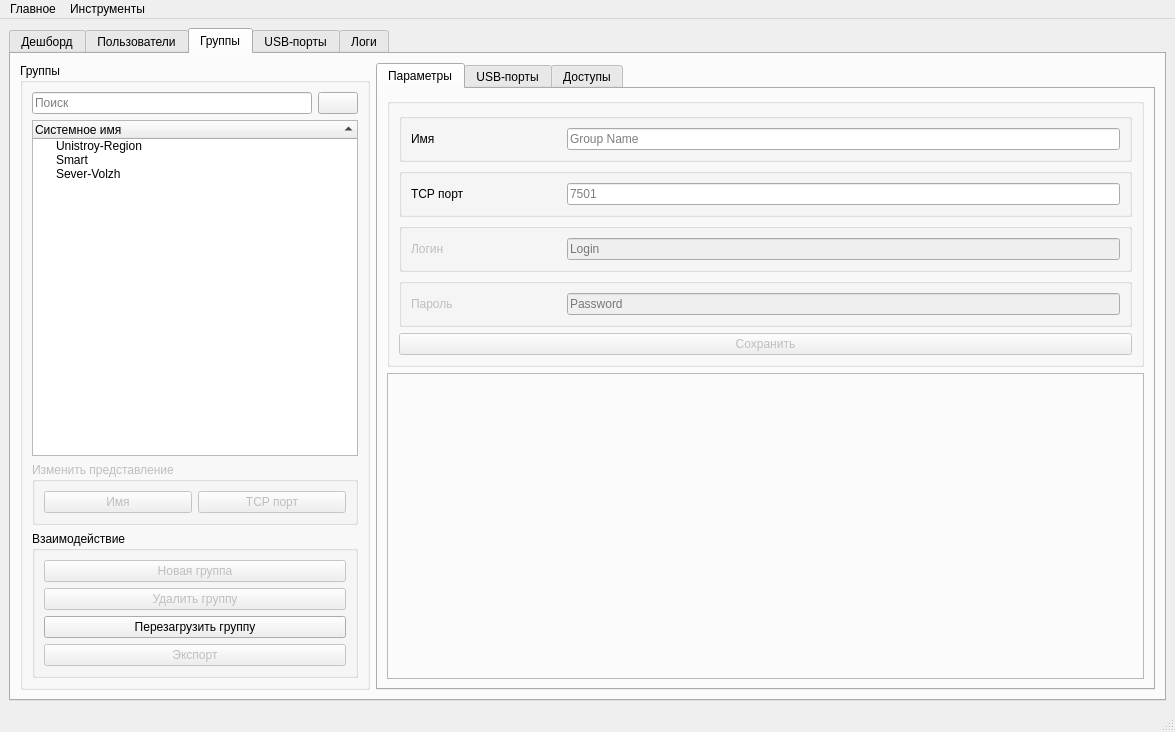
Old version of the form hubm_admin_panel/ui/ui_main.ui in the repository PrintLine512/hubM-Admin-Panel.
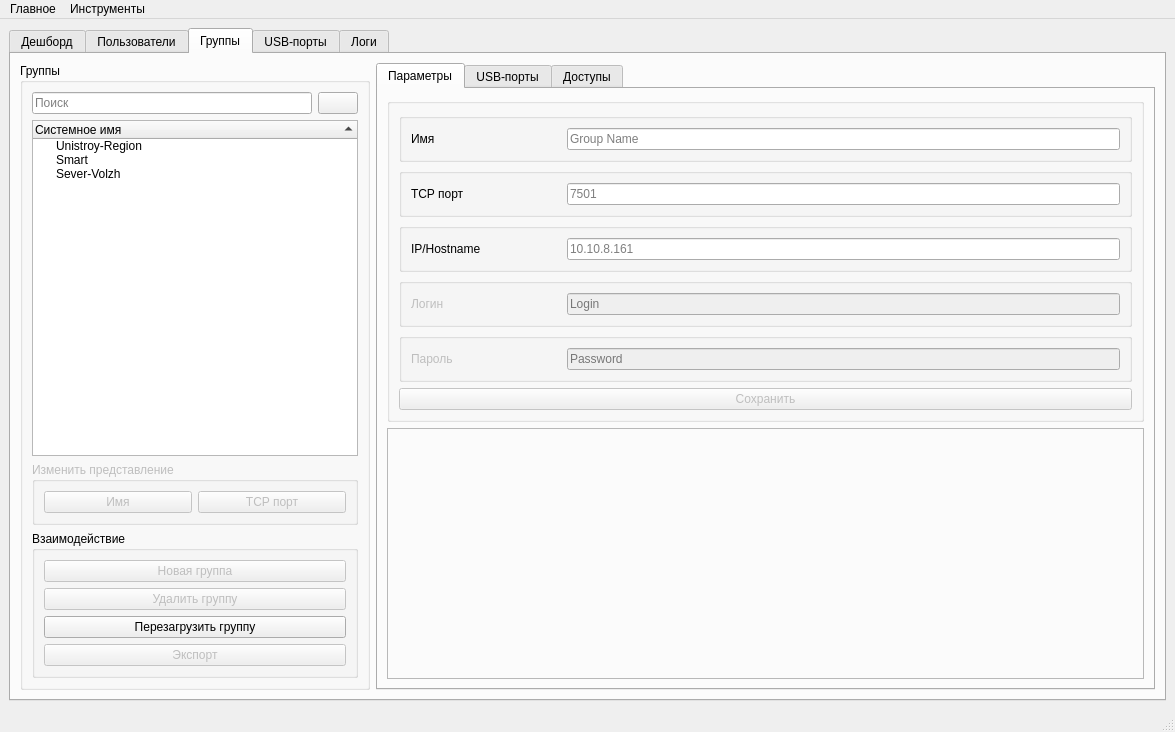
New version of the form. The open tabs and pages were chosen to show the change. Icons and pictures are not drawn.

```diff
--- a/hubm_admin_panel/ui/ui_main.ui
+++ b/hubm_admin_panel/ui/ui_main.ui
@@ -1158,6 +1158,51 @@
                <string/>
               </property>
               <layout class="QGridLayout" name="gridLayout_8">
+               <item row="4" column="0">
+                <widget class="QGroupBox" name="groupBox_23">
+                 <property name="enabled">
+                  <bool>false</bool>
+                 </property>
+                 <layout class="QHBoxLayout" name="horizontalLayout_26">
+                  <item>
+                   <widget class="QLabel" name="label_22">
+                    <property name="minimumSize">
+                     <size>
+                      <width>150</width>
+                      <height>0</height>
+                     </size>
+                    </property>
+                    <property name="text">
+                     <string>Пароль</string>
+                    </property>
+                   </widget>
+                  </item>
+                  <item>
+                   <widget class="QLineEdit" name="le_group_password">
+                    <property name="text">
+                     <string/>
+                    </property>
+                    <property name="echoMode">
+                     <enum>QLineEdit::EchoMode::Normal</enum>
+                    </property>
+                    <property name="placeholderText">
+                     <string>Password</string>
+                    </property>
+                   </widget>
+                  </item>
+                 </layout>
+                </widget>
+               </item>
+               <item row="5" column="0">
+                <widget class="QPushButton" name="users_save_button_2">
+                 <property name="enabled">
+                  <bool>false</bool>
+                 </property>
+                 <property name="text">
+                  <string>Сохранить</string>
+                 </property>
+                </widget>
+               </item>
                <item row="1" column="0">
                 <widget class="QGroupBox" name="groupBox_25">
                  <layout class="QHBoxLayout" name="horizontalLayout_28">
@@ -1187,41 +1232,6 @@
                  </layout>
                 </widget>
                </item>
-               <item row="2" column="0">
-                <widget class="QGroupBox" name="groupBox_28">
-                 <property name="enabled">
-                  <bool>false</bool>
-                 </property>
-                 <layout class="QHBoxLayout" name="horizontalLayout_33">
-                  <item>
-                   <widget class="QLabel" name="label_36">
-                    <property name="minimumSize">
-                     <size>
-                      <width>150</width>
-                      <height>0</height>
-                     </size>
-                    </property>
-                    <property name="text">
-                     <string>Логин</string>
-                    </property>
-                   </widget>
-                  </item>
-                  <item>
-                   <widget class="QLineEdit" name="le_group_login">
-                    <property name="text">
-                     <string/>
-                    </property>
-                    <property name="echoMode">
-                     <enum>QLineEdit::EchoMode::Normal</enum>
-                    </property>
-                    <property name="placeholderText">
-                     <string>Login</string>
-                    </property>
-                   </widget>
-                  </item>
-                 </layout>
-                </widget>
-               </item>
                <item row="0" column="0">
                 <widget class="QGroupBox" name="groupBox_24">
                  <layout class="QHBoxLayout" name="horizontalLayout_27">
@@ -1251,24 +1261,14 @@
                  </layout>
                 </widget>
                </item>
-               <item row="4" column="0">
-                <widget class="QPushButton" name="users_save_button_2">
-                 <property name="enabled">
-                  <bool>false</bool>
-                 </property>
-                 <property name="text">
-                  <string>Сохранить</string>
-                 </property>
-                </widget>
-               </item>
                <item row="3" column="0">
-                <widget class="QGroupBox" name="groupBox_23">
+                <widget class="QGroupBox" name="groupBox_28">
                  <property name="enabled">
                   <bool>false</bool>
                  </property>
-                 <layout class="QHBoxLayout" name="horizontalLayout_26">
+                 <layout class="QHBoxLayout" name="horizontalLayout_33">
                   <item>
-                   <widget class="QLabel" name="label_22">
+                   <widget class="QLabel" name="label_36">
                     <property name="minimumSize">
                      <size>
                       <width>150</width>
@@ -1276,12 +1276,12 @@
                      </size>
                     </property>
                     <property name="text">
-                     <string>Пароль</string>
+                     <string>Логин</string>
                     </property>
                    </widget>
                   </item>
                   <item>
-                   <widget class="QLineEdit" name="le_group_password">
+                   <widget class="QLineEdit" name="le_group_login">
                     <property name="text">
                      <string/>
                     </property>
@@ -1289,7 +1289,36 @@
                      <enum>QLineEdit::EchoMode::Normal</enum>
                     </property>
                     <property name="placeholderText">
-                     <string>Password</string>
+                     <string>Login</string>
+                    </property>
+                   </widget>
+                  </item>
+                 </layout>
+                </widget>
+               </item>
+               <item row="2" column="0">
+                <widget class="QGroupBox" name="groupBox_26">
+                 <layout class="QHBoxLayout" name="horizontalLayout_29">
+                  <item>
+                   <widget class="QLabel" name="label_27">
+                    <property name="minimumSize">
+                     <size>
+                      <width>150</width>
+                      <height>0</height>
+                     </size>
+                    </property>
+                    <property name="text">
+                     <string>IP/Hostname</string>
+                    </property>
+                   </widget>
+                  </item>
+                  <item>
+                   <widget class="QLineEdit" name="le_group_ip">
+                    <property name="text">
+                     <string/>
+                    </property>
+                    <property name="placeholderText">
+                     <string>10.10.8.161</string>
                     </property>
                    </widget>
                   </item>
```
